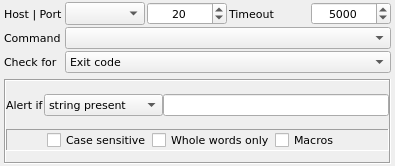
Above: view/method/qSshWidget.ui from khomchenkovaa/QHostMonitor before the change. Below: the same form after it.
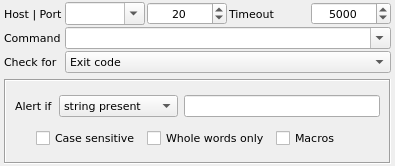
That is the form after the change. The open tabs and pages were chosen to show the change.

```diff
--- a/view/method/qSshWidget.ui
+++ b/view/method/qSshWidget.ui
@@ -66,6 +66,9 @@
            <verstretch>0</verstretch>
           </sizepolicy>
          </property>
+         <property name="editable">
+          <bool>true</bool>
+         </property>
         </widget>
        </item>
        <item>
@@ -133,6 +136,9 @@
          <verstretch>0</verstretch>
         </sizepolicy>
        </property>
+       <property name="editable">
+        <bool>true</bool>
+       </property>
       </widget>
      </item>
      <item row="2" column="0">
@@ -180,10 +186,8 @@
      <property name="currentIndex">
       <number>0</number>
      </property>
-     <widget class="QWidget" name="ExitCode">
-      <layout class="QVBoxLayout" name="verticalLayout_4">
-       <item>
-        <layout class="QHBoxLayout" name="horizontalLayout_4">
+     <widget class="QWidget" name="wgExitCode">
+      <layout class="QHBoxLayout" name="horizontalLayout_2">
          <item>
           <spacer name="horizontalSpacer">
            <property name="orientation">
@@ -255,46 +259,20 @@
           </spacer>
          </item>
         </layout>
-       </item>
-      </layout>
      </widget>
      <widget class="QWidget" name="TextOutput">
       <layout class="QVBoxLayout" name="verticalLayout_2">
-       <property name="spacing">
-        <number>0</number>
-       </property>
-       <property name="leftMargin">
-        <number>0</number>
-       </property>
-       <property name="topMargin">
-        <number>0</number>
-       </property>
-       <property name="rightMargin">
-        <number>0</number>
-       </property>
-       <property name="bottomMargin">
-        <number>0</number>
-       </property>
        <item>
-        <layout class="QHBoxLayout" name="horizontalLayout_6">
-         <property name="spacing">
-          <number>0</number>
-         </property>
-         <property name="topMargin">
-          <number>2</number>
-         </property>
-         <property name="bottomMargin">
-          <number>2</number>
-         </property>
+        <layout class="QHBoxLayout" name="horizontalLayout_4">
          <item>
-          <widget class="QLabel" name="Label231">
+          <widget class="QLabel" name="lblAlertIf">
            <property name="text">
             <string>Alert if</string>
            </property>
           </widget>
          </item>
          <item>
-          <widget class="QComboBox" name="sshLookModeCombo">
+          <widget class="QComboBox" name="cmbCheckType">
            <item>
             <property name="text">
              <string>string present</string>
@@ -313,40 +291,12 @@
           </widget>
          </item>
          <item>
-          <widget class="QLineEdit" name="sshTextEdit"/>
+          <widget class="QLineEdit" name="editValue"/>
          </item>
         </layout>
        </item>
        <item>
-        <widget class="QFrame" name="Panel8">
-         <property name="sizePolicy">
-          <sizepolicy hsizetype="Preferred" vsizetype="Maximum">
-           <horstretch>0</horstretch>
-           <verstretch>0</verstretch>
-          </sizepolicy>
-         </property>
-         <property name="frameShape">
-          <enum>QFrame::Panel</enum>
-         </property>
-         <property name="frameShadow">
-          <enum>QFrame::Sunken</enum>
-         </property>
-         <layout class="QHBoxLayout" name="horizontalLayout_5">
-          <property name="spacing">
-           <number>0</number>
-          </property>
-          <property name="leftMargin">
-           <number>0</number>
-          </property>
-          <property name="topMargin">
-           <number>0</number>
-          </property>
-          <property name="rightMargin">
-           <number>0</number>
-          </property>
-          <property name="bottomMargin">
-           <number>0</number>
-          </property>
+        <layout class="QHBoxLayout" name="horizontalLayout_3">
           <item>
            <spacer name="horizontalSpacer_3">
             <property name="orientation">
@@ -358,13 +308,13 @@
             <property name="sizeHint" stdset="0">
              <size>
               <width>40</width>
-              <height>6</height>
+             <height>13</height>
              </size>
             </property>
            </spacer>
           </item>
           <item>
-           <widget class="QCheckBox" name="sshCaseChk">
+          <widget class="QCheckBox" name="chkCaseSensitive">
             <property name="sizePolicy">
              <sizepolicy hsizetype="Minimum" vsizetype="Maximum">
               <horstretch>0</horstretch>
@@ -377,7 +327,7 @@
            </widget>
           </item>
           <item>
-           <widget class="QCheckBox" name="sshWordsChk">
+          <widget class="QCheckBox" name="chkWholeWordsOnly">
             <property name="sizePolicy">
              <sizepolicy hsizetype="Minimum" vsizetype="Maximum">
               <horstretch>0</horstretch>
@@ -390,7 +340,7 @@
            </widget>
           </item>
           <item>
-           <widget class="QCheckBox" name="sshMacrosChk">
+          <widget class="QCheckBox" name="chkMacros">
             <property name="sizePolicy">
              <sizepolicy hsizetype="Minimum" vsizetype="Maximum">
               <horstretch>0</horstretch>
@@ -413,13 +363,12 @@
             <property name="sizeHint" stdset="0">
              <size>
               <width>40</width>
-              <height>6</height>
+             <height>13</height>
              </size>
             </property>
            </spacer>
           </item>
          </layout>
-        </widget>
        </item>
       </layout>
      </widget>
```
Left out of the diff: 137 changed lines with no effect on the pictures. Lines whose indentation alone changed are shown as unchanged.
